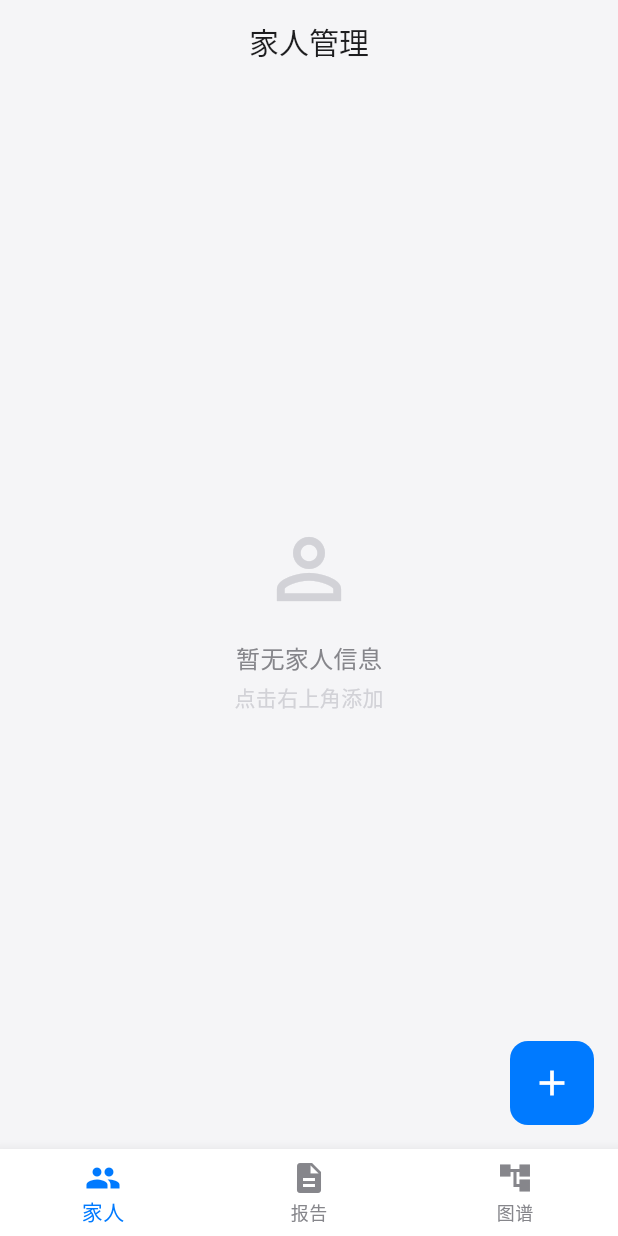
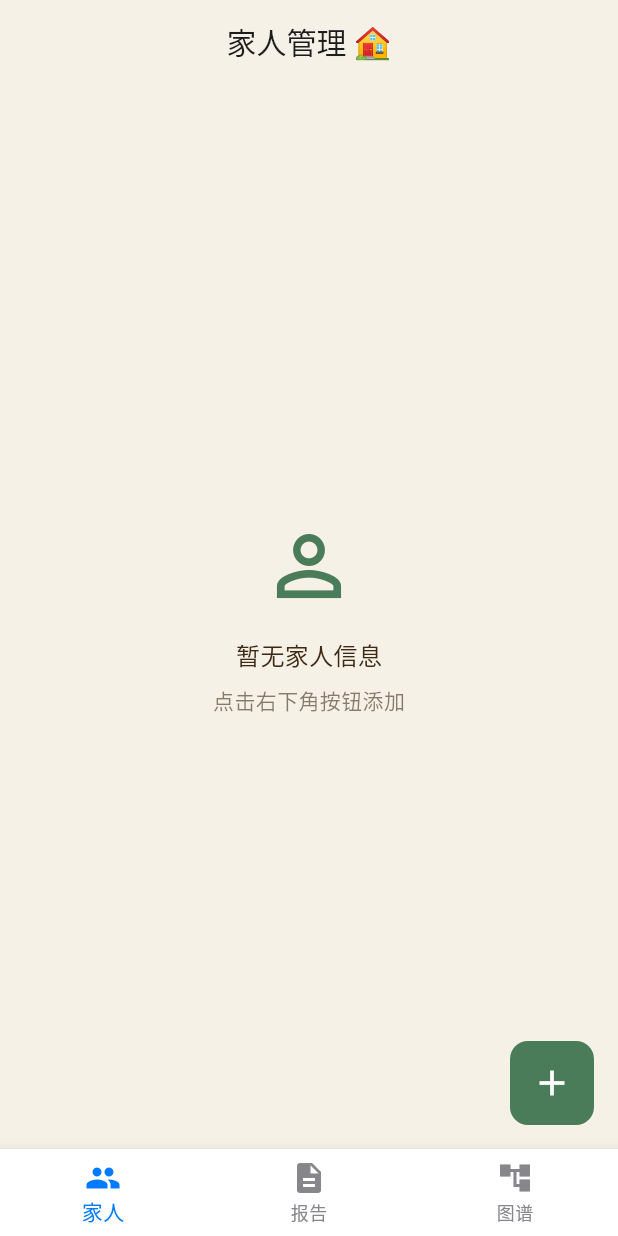
Before and after one commit to wednesdaygogo/myapp, a Flutter app: the screen it shows after launch, on a phone screen of 412 x 824 dp. Run offline on Flutter 3.47's test engine with Material 3 defaults, Android fonts, the phone set to English and light mode, and no system bars; our stand-ins replace file_picker, fl_chart, flutter_riverpod, go_router, hive, hive_flutter; missing offline and left inert: pdfrx; accounts and stored records are empty.

Commit message:
refactor: transform person list page to crayon style

```diff
--- a/lib/features/person/ui/pages/person_list_page.dart
+++ b/lib/features/person/ui/pages/person_list_page.dart
@@ -1,7 +1,10 @@
 import 'package:flutter/material.dart';
 import 'package:flutter_riverpod/flutter_riverpod.dart';
 import 'package:go_router/go_router.dart';
-import '../../../../core/theme/app_theme.dart';
+import '../../../../core/theme/crayon_theme.dart';
+import '../../../../core/widgets/crayon_background.dart';
+import '../../../../core/widgets/crayon_card.dart';
+import '../../../../core/widgets/crayon_avatar.dart';
 import '../../providers/person_provider.dart';
 
 class PersonListPage extends ConsumerWidget {
@@ -12,30 +15,31 @@ class PersonListPage extends ConsumerWidget {
     final persons = ref.watch(personsProvider);
 
     return Scaffold(
+      backgroundColor: CrayonTheme.creamWhite,
       appBar: AppBar(
-        title: const Text('家人管理'),
-        titleTextStyle: const TextStyle(
-          fontSize: 20,
-          fontWeight: FontWeight.w500,
-          color: AppTheme.textPrimary,
+        backgroundColor: CrayonTheme.creamWhite,
+        title: const Text('家人管理 🏠'),
+        centerTitle: true,
+        foregroundColor: CrayonTheme.darkBrown,
+      ),
+      body: CrayonBackground(
+        child: persons.isEmpty
+            ? _buildEmptyState(context)
+            : ListView.builder(
+                padding: const EdgeInsets.all(CrayonTheme.spacingMd),
+                itemCount: persons.length,
+                itemBuilder: (context, index) {
+                  final person = persons[index];
+                  return Padding(
+                    padding: const EdgeInsets.only(bottom: CrayonTheme.spacingMd),
+                    child: _buildPersonCard(context, person),
+                  );
+                },
               ),
       ),
-      body: persons.isEmpty
-          ? _buildEmptyState(context)
-          : ListView.separated(
-              padding: const EdgeInsets.symmetric(
-                horizontal: AppTheme.spacingMd,
-                vertical: AppTheme.spacingMd,
-              ),
-              itemCount: persons.length,
-              separatorBuilder: (_, __) =>
-                  const SizedBox(height: AppTheme.spacingSm),
-              itemBuilder: (context, index) {
-                final person = persons[index];
-                return _buildPersonCard(context, person);
-              },
-            ),
       floatingActionButton: FloatingActionButton(
+        backgroundColor: CrayonTheme.forestGreen,
+        foregroundColor: Colors.white,
         onPressed: () => context.go('/persons/new'),
         child: const Icon(Icons.add, size: 28),
       ),
@@ -47,25 +51,21 @@ class PersonListPage extends ConsumerWidget {
       child: Column(
         mainAxisAlignment: MainAxisAlignment.center,
         children: [
-          Icon(
+          const Icon(
             Icons.person_outline,
             size: 64,
-            color: AppTheme.textTertiary,
+            color: CrayonTheme.forestGreen,
           ),
-          const SizedBox(height: AppTheme.spacingMd),
+          const SizedBox(height: CrayonTheme.spacingMd),
           Text(
             '暂无家人信息',
+            style: CrayonTheme.crayonTextTheme.titleMedium,
+          ),
+          const SizedBox(height: CrayonTheme.spacingSm),
+          Text(
+            '点击右下角按钮添加',
             style: TextStyle(
-              fontSize: 16,
-              color: AppTheme.textSecondary,
-            ),
-          ),
-          const SizedBox(height: AppTheme.spacingXs),
-          Text(
-            '点击右上角添加',
-            style: TextStyle(
-              fontSize: 14,
-              color: AppTheme.textTertiary,
+              color: CrayonTheme.darkBrown.withValues(alpha: 0.6),
             ),
           ),
         ],
@@ -74,69 +74,39 @@ class PersonListPage extends ConsumerWidget {
   }
 
   Widget _buildPersonCard(BuildContext context, dynamic person) {
-    return Container(
-      decoration: BoxDecoration(
-        color: AppTheme.surfaceColor,
-        borderRadius: BorderRadius.circular(AppTheme.radiusLg),
-        border: Border.all(color: AppTheme.borderColor, width: 0.5),
-      ),
-      child: InkWell(
+    return CrayonCard(
       onTap: () => context.go('/persons/${person.id}'),
-        borderRadius: BorderRadius.circular(AppTheme.radiusLg),
-        child: Padding(
-          padding: const EdgeInsets.all(AppTheme.spacingMd),
       child: Row(
         children: [
-              Container(
-                width: 48,
-                height: 48,
-                decoration: BoxDecoration(
-                  color: AppTheme.primaryColor.withValues(alpha: 0.1),
-                  borderRadius: BorderRadius.circular(AppTheme.radiusMd),
+          CrayonAvatar(
+            presetName: person.photoPath,
+            size: 48,
           ),
-                child: Center(
-                  child: Text(
-                    person.name.isNotEmpty ? person.name[0] : '?',
-                    style: const TextStyle(
-                      fontSize: 18,
-                      fontWeight: FontWeight.w500,
-                      color: AppTheme.primaryColor,
-                    ),
-                  ),
-                ),
-              ),
-              const SizedBox(width: AppTheme.spacingMd),
+          const SizedBox(width: CrayonTheme.spacingMd),
           Expanded(
             child: Column(
               crossAxisAlignment: CrossAxisAlignment.start,
               children: [
                 Text(
                   person.name,
-                      style: const TextStyle(
-                        fontSize: 16,
-                        fontWeight: FontWeight.w500,
-                        color: AppTheme.textPrimary,
+                  style: CrayonTheme.crayonTextTheme.titleMedium,
                 ),
-                    ),
-                    const SizedBox(height: 4),
+                const SizedBox(height: CrayonTheme.spacingSm),
                 Text(
                   '${person.relationship ?? "未知"} · ${person.age}岁',
-                      style: const TextStyle(
-                        fontSize: 14,
-                        color: AppTheme.textSecondary,
+                  style: TextStyle(
+                    color: CrayonTheme.darkBrown.withValues(alpha: 0.7),
+                    fontSize: 12,
                   ),
                 ),
               ],
             ),
           ),
-              const Icon(
+          Icon(
             Icons.chevron_right,
-                color: AppTheme.textTertiary,
-                size: 20,
+            color: CrayonTheme.forestGreen,
           ),
         ],
-          ),
-        ),
       ),
     );
   }
```
Lines whose indentation alone changed are shown as unchanged.
